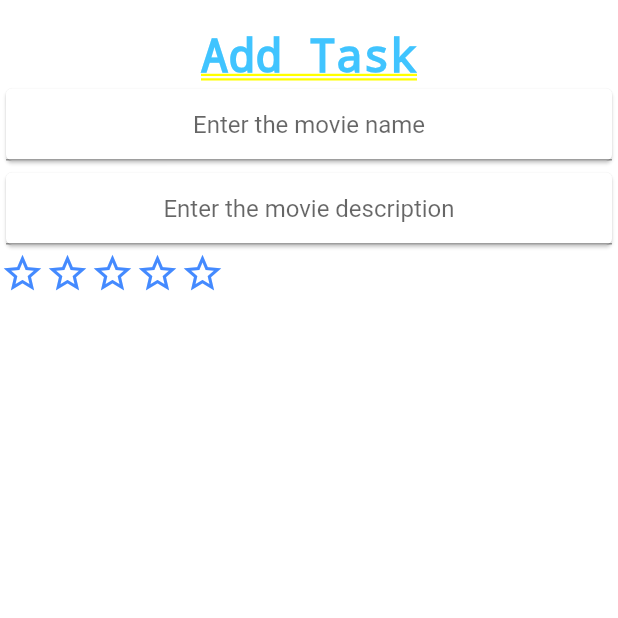
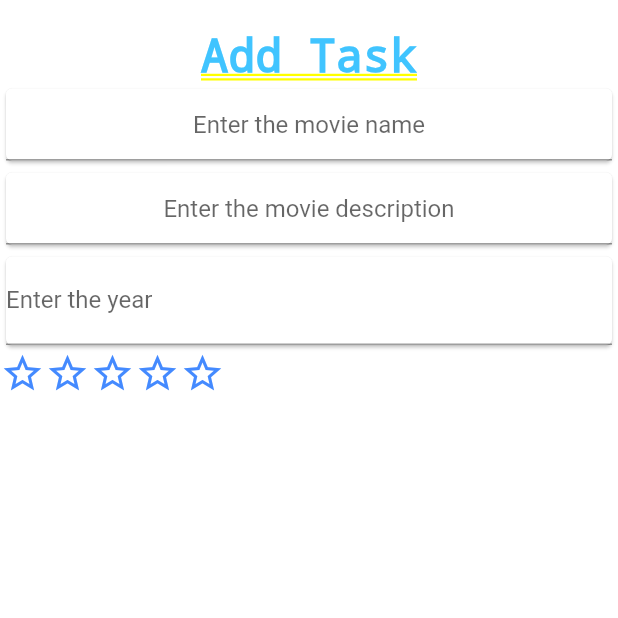
Before and after one commit to remre/movie_rater_app, a Flutter app: the screen it shows after launch, after a tap on "Add Movie!", on a phone screen of 412 x 824 dp, the top half of it. Run offline on Flutter 3.47's test engine with Material 2 defaults, Android fonts, the phone set to English and light mode, and no system bars; drawn by our look-alikes of flutter_rating_bar; our stand-ins replace font_awesome_flutter.

Commit message:
movie year is added

```diff
--- a/lib/add_movie.dart
+++ b/lib/add_movie.dart
@@ -1,4 +1,5 @@
 import 'package:flutter/material.dart';
+import 'package:flutter/services.dart';
 // import 'package:smooth_star_rating/smooth_star_rating.dart';
 import 'package:provider/provider.dart';
 import 'movie.dart';
@@ -18,13 +19,22 @@ class _AddMovieState extends State<AddMovie> {
   TextEditingController titlecontroller = TextEditingController();
   TextEditingController descriptioncontroller = TextEditingController();
   late  double rating = 0.0;
+  TextEditingController yearcontroller = TextEditingController();
+  void dispose() {
+    // Clean up the controller when the widget is disposed.
+    titlecontroller.dispose();
+    descriptioncontroller.dispose();
+
+    // year.dispose();
+
+    super.dispose();
+  }
 
   @override
   Widget build(BuildContext context) {
     return Column(
       children: <Widget>[
-        Container(
-          child: Column(
+        Column(
           crossAxisAlignment: CrossAxisAlignment.stretch,
           children: <Widget>[
             Container(
@@ -56,6 +66,16 @@ class _AddMovieState extends State<AddMovie> {
                 //   newTasksTitle = newText;
                 // },
                 textAlign: TextAlign.center,
+              ),
+            ),
+            Card(
+              child: TextField(
+                controller: yearcontroller ,
+                decoration: InputDecoration(labelText: "Enter the year"),
+                keyboardType: TextInputType.number,
+                inputFormatters: <TextInputFormatter>[
+                  FilteringTextInputFormatter.digitsOnly
+                ], // Only numbers can be entered
               ),
             ),
             // SmoothStarRating(
@@ -103,12 +123,12 @@ class _AddMovieState extends State<AddMovie> {
                   foregroundColor: Colors.green,
                   textStyle: const TextStyle(fontSize: 20)),
               onPressed: ()   {
-                  print(titlecontroller.text + descriptioncontroller.text);
+                print(titlecontroller.text + descriptioncontroller.text + yearcontroller.text);
                 // print(textController.text);
 
                 // final task = Task(name: newTasksTitle);
                  Provider.of<MovieData>(context, listen: false)
-                      .addMovie(titlecontroller.text,descriptioncontroller.text,rating);
+                    .addMovie(titlecontroller.text,descriptioncontroller.text,rating,int.parse(yearcontroller.text));
 
                 // refreshText;
                 Navigator.pop(context);
@@ -117,7 +137,6 @@ class _AddMovieState extends State<AddMovie> {
 
 
           ],
-          ),
         )
 
       ],
--- a/lib/movie.dart
+++ b/lib/movie.dart
@@ -1,4 +1,4 @@
-import 'package:provider/provider.dart';
+// import 'package:provider/provider.dart';
 import 'package:flutter/foundation.dart';
 import 'package:collection/collection.dart';
 
@@ -6,7 +6,8 @@ import 'package:collection/collection.dart';
 class Movie {
   final String title;
   final String description;
-  late final double rating;
+  late  double rating;
+  var year;
   // final double rDirecting;
   // final double rProductDesign;
   // final double rSound;
@@ -21,6 +22,7 @@ class Movie {
     required this.title,
     required this.description,
     required this.rating,
+    required this.year,
 
 
   });
@@ -29,9 +31,9 @@ class Movie {
 }
 class MovieData extends ChangeNotifier {
   List<Movie> _movies = [
-    Movie(title: 'First movie', description: 'asdasd', rating: 5.0),
-    Movie(title: 'Second milk', description: 'asdasd', rating: 5.0),
-    Movie(title: 'Anan movie', description: 'asda', rating: 3.0),
+    Movie(title: 'First movie', description: 'asdasd', rating: 5.0,year: 1995),
+    Movie(title: 'Second milk', description: 'asdasd', rating: 5.0,year: 1995),
+    Movie(title: 'Anan movie', description: 'asda', rating: 3.0,year: 1995),
   ];
   UnmodifiableListView<Movie> get movies {
     return UnmodifiableListView(_movies);
@@ -41,8 +43,8 @@ class MovieData extends ChangeNotifier {
     return _movies.length;
   }
 
-  void addMovie(String newMovieTitle, String description, double rating)  {
-    final movie = Movie(title: newMovieTitle, description: description, rating: rating);
+  void addMovie(String newMovieTitle, String description, double rating, int year)  {
+    final movie = Movie(title: newMovieTitle, description: description, rating: rating, year: year);
     _movies.add(movie);
     notifyListeners();
   }
--- a/lib/movie_list.dart
+++ b/lib/movie_list.dart
@@ -14,12 +14,14 @@ class MoviesList extends StatelessWidget {
                 movietitle: movie.title,
                 moviedescription: movie.description,
                 movierating: movie.rating,
-                checkboxCallback: (bool checkboxState) {
-                  // MovieData.updateTask((movie));
-                },
-                longCallBack: () {
-                  movieData.deleteMovie(movie);
-                });
+                movieyear: movie.year,
+                // checkboxCallback: (bool checkboxState) {
+                //   // MovieData.updateTask((movie));
+                // },
+                // longCallBack: () {
+                //   movieData.deleteMovie(movie);
+                // }
+                );
           },
           itemCount: movieData.movieCount,
         );
@@ -32,15 +34,18 @@ class MovieTile extends StatelessWidget {
   final String movietitle;
   final String moviedescription;
   final double movierating;
-  final Function checkboxCallback;
-  final VoidCallback longCallBack;
+  var movieyear;
+  // final Function checkboxCallback;
+  // final VoidCallback longCallBack;
 
   MovieTile(
       {required this.moviedescription,
         required this.movierating,
         required this.movietitle,
-        required this.checkboxCallback,
-        required this.longCallBack});
+        required this.movieyear,
+        // required this.checkboxCallback,
+        // required this.longCallBack
+      });
 
   // void checkboxCallback(checkBoxState) {
   //   setState(() {
@@ -68,6 +73,10 @@ class MovieTile extends StatelessWidget {
             style: TextStyle(
               fontSize: 20,
             ),),
+          Text('$movieyear',
+            style: TextStyle(
+              fontSize: 20,
+            ),),
         ],
       ),
     );
--- a/lib/moviescreen.dart
+++ b/lib/moviescreen.dart
@@ -10,7 +10,7 @@ class MovieScreen extends StatelessWidget {
 
   // MovieScreen(this.rating,);
 
-  double rating = 3.5;
+  // double rating = 3.5;
 
 
   @override
```
Lines whose indentation alone changed are shown as unchanged.
